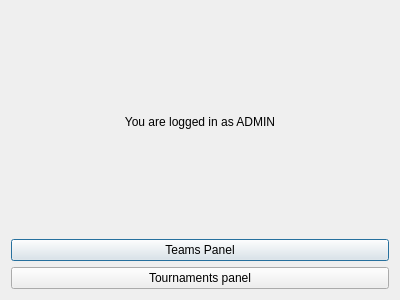
Qt form adminspanel.ui (AhmadrezaHadi/SamavarQt) before a commit.
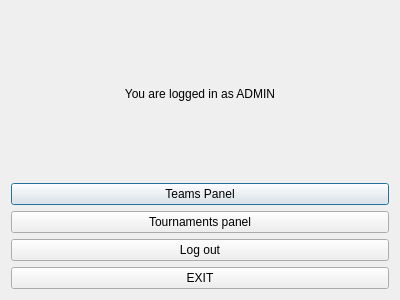
The same form after that commit.

The edit to the form file:
```diff
--- a/adminspanel.ui
+++ b/adminspanel.ui
@@ -46,6 +46,20 @@
        </property>
       </widget>
      </item>
+     <item>
+      <widget class="QPushButton" name="logOutButton">
+       <property name="text">
+        <string>Log out</string>
+       </property>
+      </widget>
+     </item>
+     <item>
+      <widget class="QPushButton" name="exitButton">
+       <property name="text">
+        <string>EXIT</string>
+       </property>
+      </widget>
+     </item>
     </layout>
    </item>
   </layout>
```
